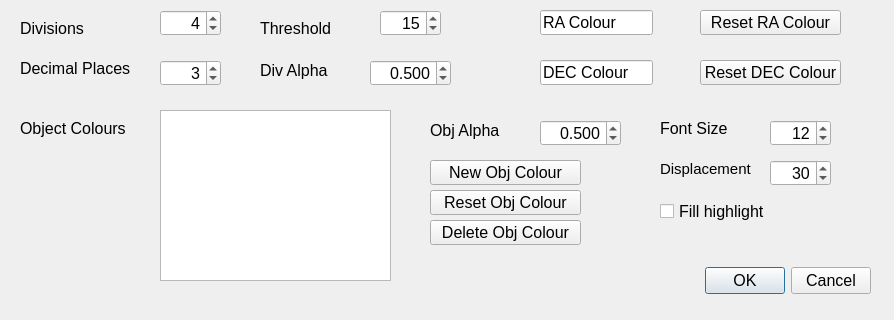
The window that Numpy/gsgraphics/radecdlg.ui (JohnMCollins/python-astro-progs) describes before a commit, drawn with Qt 5.
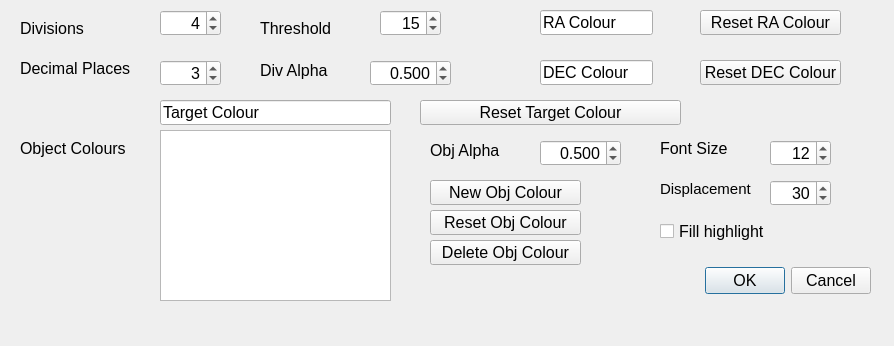
The same window after the commit.

The edit to the form file:
```diff
--- a/Numpy/gsgraphics/radecdlg.ui
+++ b/Numpy/gsgraphics/radecdlg.ui
@@ -7,7 +7,7 @@
     <x>0</x>
     <y>0</y>
     <width>894</width>
-    <height>320</height>
+    <height>346</height>
    </rect>
   </property>
   <property name="font">
@@ -231,7 +231,7 @@
    <property name="geometry">
     <rect>
      <x>20</x>
-     <y>120</y>
+     <y>140</y>
      <width>121</width>
      <height>17</height>
     </rect>
@@ -244,7 +244,7 @@
    <property name="geometry">
     <rect>
      <x>160</x>
-     <y>110</y>
+     <y>130</y>
      <width>231</width>
      <height>171</height>
     </rect>
@@ -263,7 +263,7 @@
    <property name="geometry">
     <rect>
      <x>430</x>
-     <y>120</y>
+     <y>140</y>
      <width>81</width>
      <height>20</height>
     </rect>
@@ -276,7 +276,7 @@
    <property name="geometry">
     <rect>
      <x>540</x>
-     <y>120</y>
+     <y>140</y>
      <width>81</width>
      <height>26</height>
     </rect>
@@ -336,7 +336,7 @@
    <property name="geometry">
     <rect>
      <x>430</x>
-     <y>190</y>
+     <y>210</y>
      <width>151</width>
      <height>25</height>
     </rect>
@@ -352,7 +352,7 @@
    <property name="geometry">
     <rect>
      <x>430</x>
-     <y>160</y>
+     <y>180</y>
      <width>151</width>
      <height>25</height>
     </rect>
@@ -368,7 +368,7 @@
    <property name="geometry">
     <rect>
      <x>430</x>
-     <y>220</y>
+     <y>240</y>
      <width>151</width>
      <height>25</height>
     </rect>
@@ -384,7 +384,7 @@
    <property name="geometry">
     <rect>
      <x>660</x>
-     <y>120</y>
+     <y>140</y>
      <width>67</width>
      <height>17</height>
     </rect>
@@ -397,7 +397,7 @@
    <property name="geometry">
     <rect>
      <x>770</x>
-     <y>120</y>
+     <y>140</y>
      <width>61</width>
      <height>26</height>
     </rect>
@@ -422,7 +422,7 @@
    <property name="geometry">
     <rect>
      <x>660</x>
-     <y>160</y>
+     <y>180</y>
      <width>101</width>
      <height>17</height>
     </rect>
@@ -440,7 +440,7 @@
    <property name="geometry">
     <rect>
      <x>770</x>
-     <y>160</y>
+     <y>180</y>
      <width>61</width>
      <height>26</height>
     </rect>
@@ -465,7 +465,7 @@
    <property name="geometry">
     <rect>
      <x>660</x>
-     <y>200</y>
+     <y>220</y>
      <width>131</width>
      <height>23</height>
     </rect>
@@ -477,6 +477,41 @@
     <string>Fill highlight</string>
    </property>
   </widget>
+  <widget class="QLineEdit" name="targetcolour">
+   <property name="geometry">
+    <rect>
+     <x>160</x>
+     <y>100</y>
+     <width>231</width>
+     <height>25</height>
+    </rect>
+   </property>
+   <property name="toolTip">
+    <string>Colour for Target</string>
+   </property>
+   <property name="text">
+    <string>Target Colour</string>
+   </property>
+   <property name="readOnly">
+    <bool>true</bool>
+   </property>
+  </widget>
+  <widget class="QPushButton" name="resettargetcolour">
+   <property name="geometry">
+    <rect>
+     <x>420</x>
+     <y>100</y>
+     <width>261</width>
+     <height>25</height>
+    </rect>
+   </property>
+   <property name="toolTip">
+    <string>Reset Target colour</string>
+   </property>
+   <property name="text">
+    <string>Reset Target Colour</string>
+   </property>
+  </widget>
  </widget>
  <tabstops>
   <tabstop>divisions</tabstop>
```
Left out of the diff: 9 changed lines with no effect on the pictures.
